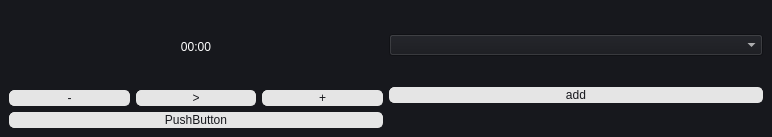
Above: load.ui from MarwanMagdy0/Task-Time-Tracker before the change. Below: the same form after it.
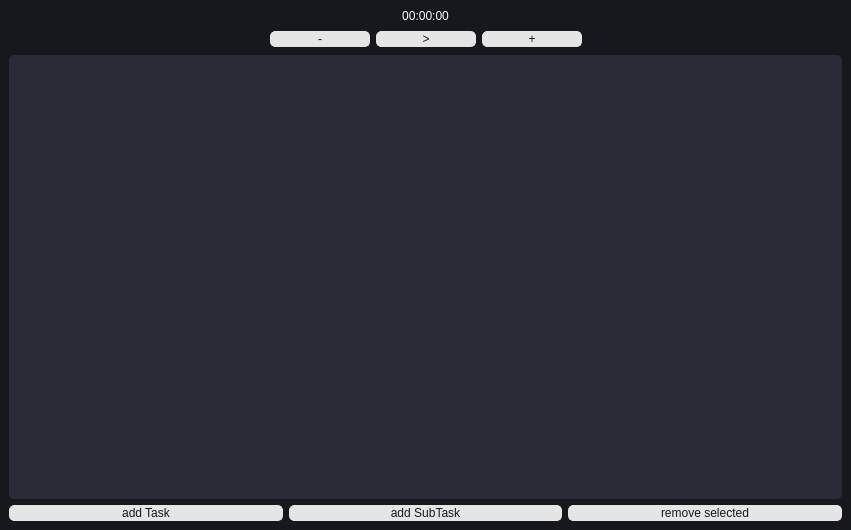
That is the form after the change.

Commit message: adding the treewidget with recursive load for the times.load file

Diff of the .ui file:
```diff
--- a/load.ui
+++ b/load.ui
@@ -6,8 +6,8 @@
    <rect>
     <x>0</x>
     <y>0</y>
-    <width>772</width>
-    <height>137</height>
+    <width>851</width>
+    <height>530</height>
    </rect>
   </property>
   <property name="windowTitle">
@@ -19,7 +19,7 @@
 	background-color: #17181d;
 	color: #ffffff;
 }
-QTextEdit {
+QTreeWidget {
 background-color: #292c35;
 border: 1px solid #292c35;
 border-radius: 5px;
@@ -81,7 +81,7 @@
       <item>
        <widget class="QLabel" name="label">
         <property name="text">
-         <string>00:00</string>
+         <string>00:00:00</string>
         </property>
         <property name="alignment">
          <set>Qt::AlignCenter</set>
@@ -91,48 +91,114 @@
       <item>
        <layout class="QHBoxLayout" name="horizontalLayout">
         <item>
-         <widget class="QPushButton" name="pushButton_2">
+         <spacer name="horizontalSpacer">
+          <property name="orientation">
+           <enum>Qt::Horizontal</enum>
+          </property>
+          <property name="sizeHint" stdset="0">
+           <size>
+            <width>40</width>
+            <height>20</height>
+           </size>
+          </property>
+         </spacer>
+        </item>
+        <item>
+         <widget class="QPushButton" name="minus_button">
+          <property name="sizePolicy">
+           <sizepolicy hsizetype="Minimum" vsizetype="Fixed">
+            <horstretch>0</horstretch>
+            <verstretch>0</verstretch>
+           </sizepolicy>
+          </property>
+          <property name="minimumSize">
+           <size>
+            <width>100</width>
+            <height>0</height>
+           </size>
+          </property>
           <property name="text">
            <string>-</string>
           </property>
          </widget>
         </item>
         <item>
-         <widget class="QPushButton" name="pushButton">
+         <widget class="QPushButton" name="play_pause_button">
+          <property name="minimumSize">
+           <size>
+            <width>100</width>
+            <height>0</height>
+           </size>
+          </property>
           <property name="text">
            <string>&gt;</string>
           </property>
          </widget>
         </item>
         <item>
-         <widget class="QPushButton" name="pushButton_3">
+         <widget class="QPushButton" name="plus_button">
+          <property name="minimumSize">
+           <size>
+            <width>100</width>
+            <height>0</height>
+           </size>
+          </property>
           <property name="text">
            <string>+</string>
           </property>
          </widget>
         </item>
+        <item>
+         <spacer name="horizontalSpacer_2">
+          <property name="orientation">
+           <enum>Qt::Horizontal</enum>
+          </property>
+          <property name="sizeHint" stdset="0">
+           <size>
+            <width>40</width>
+            <height>20</height>
+           </size>
+          </property>
+         </spacer>
+        </item>
        </layout>
       </item>
       <item>
-       <widget class="QPushButton" name="pushButton_5">
-        <property name="text">
-         <string>PushButton</string>
-        </property>
+       <widget class="QTreeWidget" name="treeWidget">
+        <attribute name="headerVisible">
+         <bool>false</bool>
+        </attribute>
+        <column>
+         <property name="text">
+          <string>1</string>
+         </property>
+        </column>
        </widget>
       </item>
-     </layout>
-    </item>
-    <item>
-     <layout class="QVBoxLayout" name="verticalLayout_2">
       <item>
-       <widget class="QComboBox" name="comboBox"/>
-      </item>
-      <item>
-       <widget class="QPushButton" name="pushButton_4">
-        <property name="text">
-         <string>add</string>
-        </property>
-       </widget>
+       <layout class="QHBoxLayout" name="horizontalLayout_3">
+        <item>
+         <widget class="QPushButton" name="add_task_button">
+          <property name="text">
+           <string>add Task</string>
+          </property>
+         </widget>
+        </item>
+        <item>
+         <widget class="QPushButton" name="add_subtask_button">
+          <property name="text">
+           <string>add SubTask</string>
+          </property>
+         </widget>
+        </item>
+        <item>
+         <widget class="QPushButton" name="remove_selected_button">
+          <property name="text">
+           <string>remove selected</string>
+          </property>
+         </widget>
+        </item>
+       </layout>
       </item>
      </layout>
     </item>
```
Left out of the diff: 2 changed lines with no effect on the pictures. The commit also changes 3 other files.
